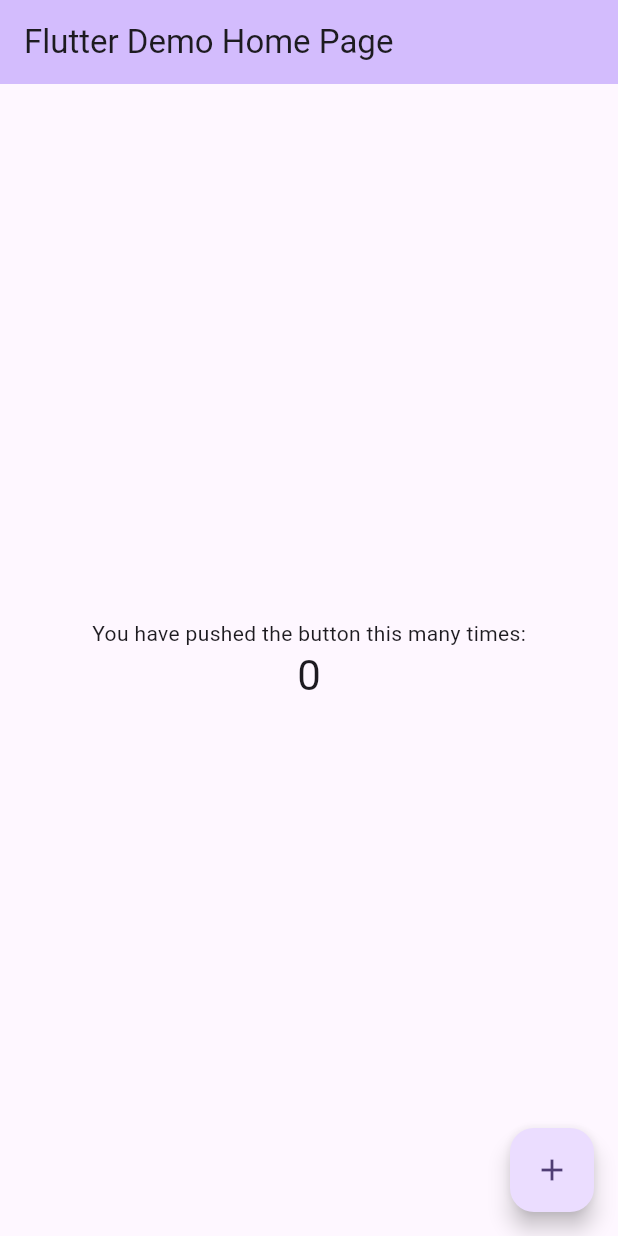
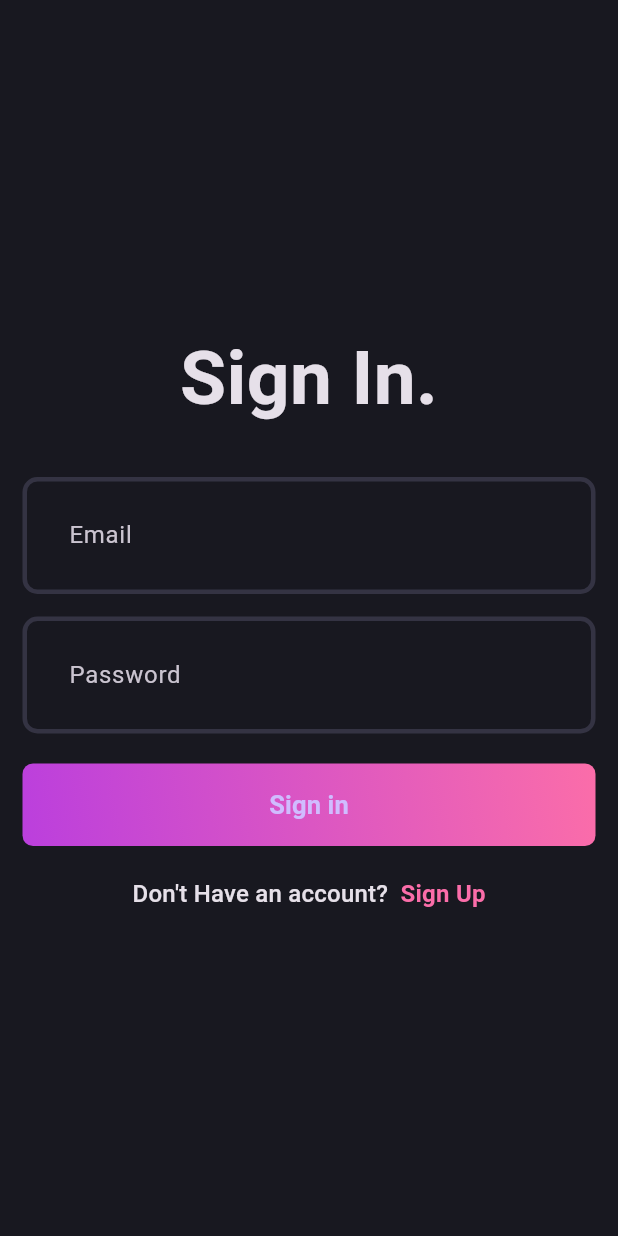
Before and after one commit to Sisshmue/Clean-Architecture-FLutter-Blog-App, a Flutter app: the screen it shows after launch, on a phone screen of 412 x 824 dp. Run offline on Flutter 3.47's test engine with Material 3 defaults, Android fonts, the phone set to English and light mode, and no system bars.

Commit message:
create signIn and logIn pages

```diff
--- /dev/null
+++ b/lib/core/theme/app_pallete.dart
@@ -0,0 +1,13 @@
+import 'package:flutter/material.dart';
+
+class AppPallete {
+  static const Color backgroundColor = Color.fromRGBO(24, 24, 32, 1);
+  static const Color gradient1 = Color.fromRGBO(187, 63, 221, 1);
+  static const Color gradient2 = Color.fromRGBO(251, 109, 169, 1);
+  static const Color gradient3 = Color.fromRGBO(255, 159, 124, 1);
+  static const Color borderColor = Color.fromRGBO(52, 51, 67, 1);
+  static const Color whiteColor = Colors.white;
+  static const Color greyColor = Colors.grey;
+  static const Color errorColor = Colors.redAccent;
+  static const Color transparentColor = Colors.transparent;
+}
--- /dev/null
+++ b/lib/core/theme/theme.dart
@@ -0,0 +1,19 @@
+import 'package:blog_app_clean_architecture/core/theme/app_pallete.dart';
+import 'package:flutter/material.dart';
+
+class AppTheme {
+  static OutlineInputBorder _border([Color color = AppPallete.borderColor]) =>
+      OutlineInputBorder(
+        borderSide: BorderSide(color: color, width: 3),
+        borderRadius: BorderRadius.circular(10),
+      );
+  static final darkThemeMode = ThemeData.dark().copyWith(
+    appBarTheme: AppBarTheme(backgroundColor: AppPallete.backgroundColor),
+    scaffoldBackgroundColor: AppPallete.backgroundColor,
+    inputDecorationTheme: InputDecorationTheme(
+      enabledBorder: _border(),
+      focusedBorder: _border(AppPallete.gradient2),
+      contentPadding: EdgeInsets.all(27),
+    ),
+  );
+}
--- /dev/null
+++ b/lib/features/auth/presentaion/pages/login_page.dart
@@ -0,0 +1,83 @@
+import 'package:blog_app_clean_architecture/core/theme/app_pallete.dart';
+import 'package:blog_app_clean_architecture/features/auth/presentaion/pages/signup_page.dart';
+import 'package:blog_app_clean_architecture/features/auth/presentaion/widges/auth_field.dart';
+import 'package:blog_app_clean_architecture/features/auth/presentaion/widges/auth_gradient_button.dart';
+import 'package:flutter/material.dart';
+
+class LoginPage extends StatefulWidget {
+  static MaterialPageRoute<dynamic> route() =>
+      MaterialPageRoute(builder: (context) => LoginPage());
+  const LoginPage({super.key});
+
+  @override
+  State<LoginPage> createState() => _LoginPageState();
+}
+
+class _LoginPageState extends State<LoginPage> {
+  final formKey = GlobalKey<FormState>();
+
+  final emailController = TextEditingController();
+  final passwordController = TextEditingController();
+
+  @override
+  void dispose() {
+    // TODO: implement dispose
+    emailController.dispose();
+    passwordController.dispose();
+    super.dispose();
+  }
+
+  @override
+  Widget build(BuildContext context) {
+    //formKey.currentState!.validate();
+    return Scaffold(
+      body: Padding(
+        padding: const EdgeInsets.all(15.0),
+        child: Form(
+          key: formKey,
+          child: Column(
+            mainAxisAlignment: MainAxisAlignment.center,
+            children: [
+              Text(
+                'Sign In.',
+                style: TextStyle(fontSize: 50, fontWeight: FontWeight.bold),
+              ),
+              SizedBox(height: 30),
+              AuthField(hintText: 'Email', controller: emailController),
+              SizedBox(height: 15),
+              AuthField(
+                hintText: 'Password',
+                controller: passwordController,
+                isObscureText: true,
+              ),
+              SizedBox(height: 20),
+              AuthGradientButton(buttonText: 'Sign in'),
+              SizedBox(height: 20),
+              GestureDetector(
+                onTap: () {
+                  Navigator.push(context, SignupPage.route());
+                },
+                child: RichText(
+                  text: TextSpan(
+                    text: 'Don\'t Have an account?  ',
+                    style: Theme.of(context).textTheme.titleMedium,
+                    children: [
+                      TextSpan(
+                        text: 'Sign Up',
+                        style: Theme.of(context).textTheme.titleMedium
+                            ?.copyWith(
+                              color: AppPallete.gradient2,
+                              fontWeight: FontWeight.bold,
+                            ),
+                      ),
+                    ],
+                  ),
+                ),
+              ),
+            ],
+          ),
+        ),
+      ),
+    );
+  }
+}
--- /dev/null
+++ b/lib/features/auth/presentaion/widges/auth_field.dart
@@ -0,0 +1,27 @@
+import 'package:flutter/material.dart';
+
+class AuthField extends StatelessWidget {
+  final String hintText;
+  final TextEditingController controller;
+  final bool isObscureText;
+  const AuthField({
+    super.key,
+    required this.hintText,
+    required this.controller,
+    this.isObscureText = false,
+  });
+
+  @override
+  Widget build(BuildContext context) {
+    return TextFormField(
+      validator: (value) {
+        if (value!.isEmpty) {
+          return "$hintText is missing";
+        }
+        return null;
+      },
+      decoration: InputDecoration(hintText: hintText),
+      obscureText: isObscureText,
+    );
+  }
+}
--- /dev/null
+++ b/lib/features/auth/presentaion/widges/auth_gradient_button.dart
@@ -0,0 +1,33 @@
+import 'package:blog_app_clean_architecture/core/theme/app_pallete.dart';
+import 'package:flutter/material.dart';
+
+class AuthGradientButton extends StatelessWidget {
+  final String buttonText;
+  const AuthGradientButton({super.key, required this.buttonText});
+
+  @override
+  Widget build(BuildContext context) {
+    return Container(
+      decoration: BoxDecoration(
+        gradient: LinearGradient(
+          colors: [AppPallete.gradient1, AppPallete.gradient2],
+          begin: Alignment.bottomLeft,
+          end: Alignment.topRight,
+        ),
+        borderRadius: BorderRadius.circular(7),
+      ),
+      child: ElevatedButton(
+        onPressed: () {},
+        style: ElevatedButton.styleFrom(
+          backgroundColor: AppPallete.transparentColor,
+          shadowColor: AppPallete.transparentColor,
+          fixedSize: Size(395, 55),
+        ),
+        child: Text(
+          buttonText,
+          style: TextStyle(fontSize: 17, fontWeight: FontWeight.w600),
+        ),
+      ),
+    );
+  }
+}
--- a/lib/main.dart
+++ b/lib/main.dart
@@ -1,4 +1,7 @@
+import 'package:blog_app_clean_architecture/core/theme/theme.dart';
+import 'package:blog_app_clean_architecture/features/auth/presentaion/pages/login_page.dart';
 import 'package:flutter/material.dart';
+import 'features/auth/presentaion/pages/signup_page.dart';
 
 void main() {
   runApp(const MyApp());
@@ -7,116 +10,13 @@ void main() {
 class MyApp extends StatelessWidget {
   const MyApp({super.key});
 
-  // This widget is the root of your application.
   @override
   Widget build(BuildContext context) {
     return MaterialApp(
-      title: 'Flutter Demo',
-      theme: ThemeData(
-        // This is the theme of your application.
-        //
-        // TRY THIS: Try running your application with "flutter run". You'll see
-        // the application has a purple toolbar. Then, without quitting the app,
-        // try changing the seedColor in the colorScheme below to Colors.green
-        // and then invoke "hot reload" (save your changes or press the "hot
-        // reload" button in a Flutter-supported IDE, or press "r" if you used
-        // the command line to start the app).
-        //
-        // Notice that the counter didn't reset back to zero; the application
-        // state is not lost during the reload. To reset the state, use hot
-        // restart instead.
-        //
-        // This works for code too, not just values: Most code changes can be
-        // tested with just a hot reload.
-        colorScheme: .fromSeed(seedColor: Colors.deepPurple),
-      ),
-      home: const MyHomePage(title: 'Flutter Demo Home Page'),
+      title: 'Blog App',
+      debugShowCheckedModeBanner: false,
+      theme: AppTheme.darkThemeMode,
+      home: const LoginPage(),
     );
   }
 }
-
-class MyHomePage extends StatefulWidget {
-  const MyHomePage({super.key, required this.title});
-
-  // This widget is the home page of your application. It is stateful, meaning
-  // that it has a State object (defined below) that contains fields that affect
-  // how it looks.
-
-  // This class is the configuration for the state. It holds the values (in this
-  // case the title) provided by the parent (in this case the App widget) and
-  // used by the build method of the State. Fields in a Widget subclass are
-  // always marked "final".
-
-  final String title;
-
-  @override
-  State<MyHomePage> createState() => _MyHomePageState();
-}
-
-class _MyHomePageState extends State<MyHomePage> {
-  int _counter = 0;
-
-  void _incrementCounter() {
-    setState(() {
-      // This call to setState tells the Flutter framework that something has
-      // changed in this State, which causes it to rerun the build method below
-      // so that the display can reflect the updated values. If we changed
-      // _counter without calling setState(), then the build method would not be
-      // called again, and so nothing would appear to happen.
-      _counter++;
-    });
-  }
-
-  @override
-  Widget build(BuildContext context) {
-    // This method is rerun every time setState is called, for instance as done
-    // by the _incrementCounter method above.
-    //
-    // The Flutter framework has been optimized to make rerunning build methods
-    // fast, so that you can just rebuild anything that needs updating rather
-    // than having to individually change instances of widgets.
-    return Scaffold(
-      appBar: AppBar(
-        // TRY THIS: Try changing the color here to a specific color (to
-        // Colors.amber, perhaps?) and trigger a hot reload to see the AppBar
-        // change color while the other colors stay the same.
-        backgroundColor: Theme.of(context).colorScheme.inversePrimary,
-        // Here we take the value from the MyHomePage object that was created by
-        // the App.build method, and use it to set our appbar title.
-        title: Text(widget.title),
-      ),
-      body: Center(
-        // Center is a layout widget. It takes a single child and positions it
-        // in the middle of the parent.
-        child: Column(
-          // Column is also a layout widget. It takes a list of children and
-          // arranges them vertically. By default, it sizes itself to fit its
-          // children horizontally, and tries to be as tall as its parent.
-          //
-          // Column has various properties to control how it sizes itself and
-          // how it positions its children. Here we use mainAxisAlignment to
-          // center the children vertically; the main axis here is the vertical
-          // axis because Columns are vertical (the cross axis would be
-          // horizontal).
-          //
-          // TRY THIS: Invoke "debug painting" (choose the "Toggle Debug Paint"
-          // action in the IDE, or press "p" in the console), to see the
-          // wireframe for each widget.
-          mainAxisAlignment: .center,
-          children: [
-            const Text('You have pushed the button this many times:'),
-            Text(
-              '$_counter',
-              style: Theme.of(context).textTheme.headlineMedium,
-            ),
-          ],
-        ),
-      ),
-      floatingActionButton: FloatingActionButton(
-        onPressed: _incrementCounter,
-        tooltip: 'Increment',
-        child: const Icon(Icons.add),
-      ),
-    );
-  }
-}
```
Also changed, not shown: lib/features/auth/presentaion/pages/signup_page.dart (added, +89 -0 lines).
